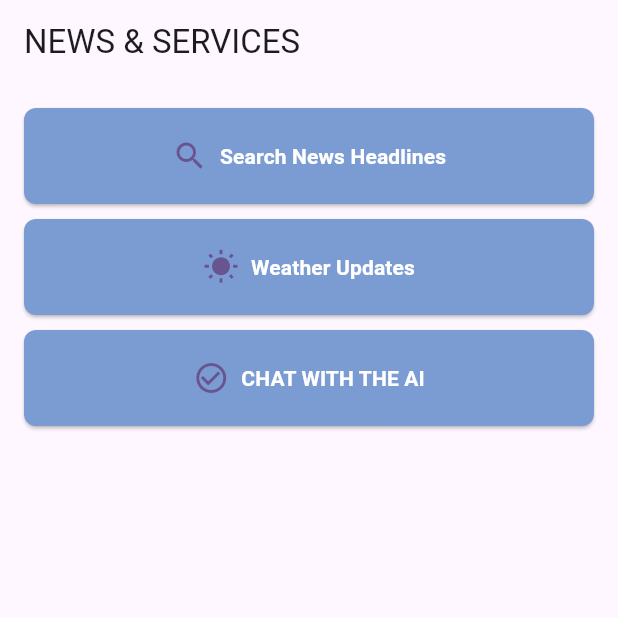
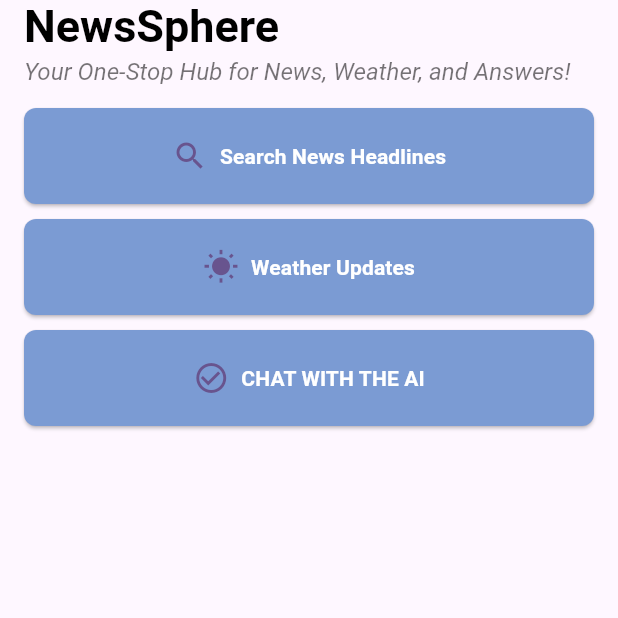
Before and after one commit to Poorvaahuja/NewsSphereApp, a Flutter app: the screen it shows after launch, on a phone screen of 412 x 824 dp, the top half of it. Run offline on Flutter 3.47's test engine with Material 3 defaults, Android fonts, the light colour scheme and no system bars; our stand-ins replace dash_chat_2, dio, flutter_gemini, image_picker, weather.

Commit message:
Update home_page.dart

```diff
--- a/lib/home_page.dart
+++ b/lib/home_page.dart
@@ -10,7 +10,27 @@ class HomePage extends StatelessWidget{
   Widget build(BuildContext context) {
     return Scaffold(
       appBar: AppBar(
-        title: const Text('NEWS & SERVICES'),
+        title: const Column(
+          crossAxisAlignment: CrossAxisAlignment.start, // Align text to the start
+          children: [
+            Text(
+              'NewsSphere',
+              style: TextStyle(
+                fontWeight: FontWeight.bold, // Bold for emphasis
+                fontSize: 30,                // Larger font size for the title
+                color: Colors.black,          // Black color for good contrast
+              ),
+            ),
+            Text(
+              'Your One-Stop Hub for News, Weather, and Answers!',
+              style: TextStyle(
+                fontSize: 16,                // Smaller font size for the caption
+                color: Colors.black54,        // Use a slightly faded color for contrast
+                fontStyle: FontStyle.italic,  // Italic for a creative touch
+              ),
+            ),
+          ],
+        ),
       ),
       body: Padding(
         padding: const EdgeInsets.all(16.0),
```
